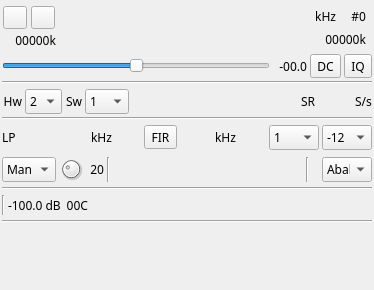
Before: the Qt Designer form plugins/samplesource/plutosdrinput/plutosdrinputgui.ui in f4exb/sdrangel, drawn with Qt 5.
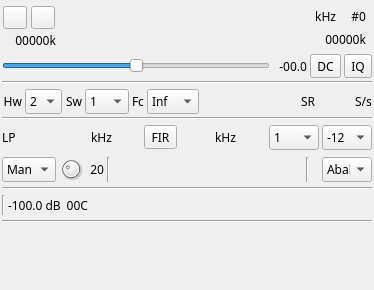
After: the same form once the commit is applied. Icons and pictures are not drawn. Custom widgets are drawn as their Qt base class.

Commit message: PlutoSDR input: added missing Fc pos selector in GUI

The edit to the form file:
```diff
--- a/plugins/samplesource/plutosdrinput/plutosdrinputgui.ui
+++ b/plugins/samplesource/plutosdrinput/plutosdrinputgui.ui
@@ -398,6 +398,41 @@
        </item>
       </widget>
      </item>
+     <item>
+      <widget class="QLabel" name="label">
+       <property name="text">
+        <string>Fc</string>
+       </property>
+      </widget>
+     </item>
+     <item>
+      <widget class="QComboBox" name="comboBox">
+       <property name="maximumSize">
+        <size>
+         <width>55</width>
+         <height>16777215</height>
+        </size>
+       </property>
+       <property name="toolTip">
+        <string>Relative position of device center frequency</string>
+       </property>
+       <item>
+        <property name="text">
+         <string>Inf</string>
+        </property>
+       </item>
+       <item>
+        <property name="text">
+         <string>Sup</string>
+        </property>
+       </item>
+       <item>
+        <property name="text">
+         <string>Cen</string>
+        </property>
+       </item>
+      </widget>
+     </item>
      <item>
       <spacer name="horizontalSpacer_4">
        <property name="orientation">
```
